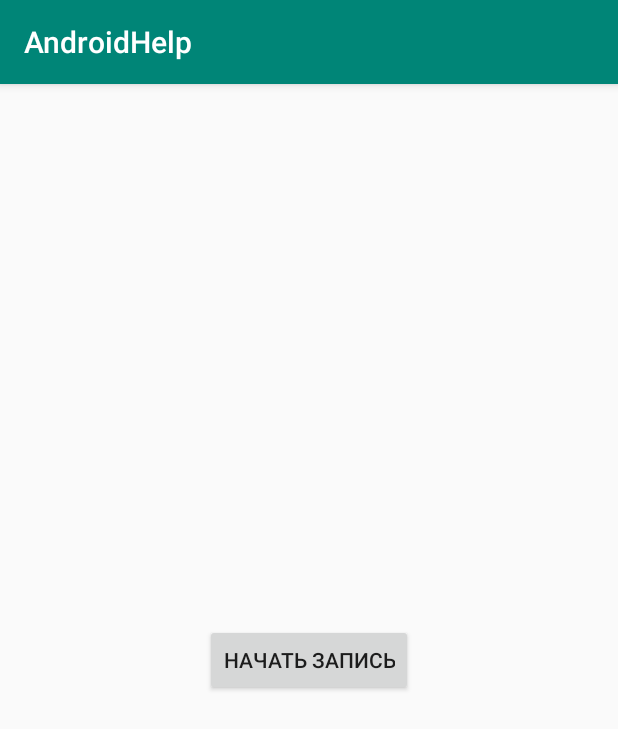
After one commit to CaLLIekDeveloper/AndroidHelp, an Android app: the RecordActivity screen opened directly, with no data from a screen before it, on a phone screen of 412 x 824 dp. The commit adds this screen. Shown: the top 729 px of the screen. Run offline under Robolectric (Android 15) with nearby library versions, the phone set to English and light mode, and no system bars; 3 statements that could not run were skipped.

Commit message:
Добавлена возможность записи экрана

```diff
--- /dev/null
+++ b/app/src/main/java/com/CaLLIek/androidhelp/screanrecorder/RecordActivity.java
@@ -0,0 +1,114 @@
+package com.CaLLIek.androidhelp.screanrecorder;
+
+import androidx.annotation.RequiresApi;
+import androidx.appcompat.app.AppCompatActivity;
+import androidx.core.app.ActivityCompat;
+import androidx.core.content.ContextCompat;
+
+import android.Manifest;
+import android.content.ComponentName;
+import android.content.Intent;
+import android.content.ServiceConnection;
+import android.content.pm.PackageManager;
+import android.media.projection.MediaProjection;
+import android.media.projection.MediaProjectionManager;
+import android.os.Build;
+import android.os.Bundle;
+import android.os.IBinder;
+import android.util.DisplayMetrics;
+import android.view.View;
+import android.widget.Button;
+
+import com.CaLLIek.androidhelp.R;
+
+@RequiresApi(api = Build.VERSION_CODES.LOLLIPOP)
+public class RecordActivity extends AppCompatActivity {
+    private static final int RECORD_REQUEST_CODE  = 101;
+    private static final int STORAGE_REQUEST_CODE = 102;
+    private static final int AUDIO_REQUEST_CODE   = 103;
+
+    private MediaProjectionManager projectionManager;
+    private MediaProjection mediaProjection;
+    private RecordService recordService;
+    private Button startBtn;
+
+    @Override
+    protected void onCreate(Bundle savedInstanceState) {
+        super.onCreate(savedInstanceState);
+        projectionManager = (MediaProjectionManager) getSystemService(MEDIA_PROJECTION_SERVICE);
+        setContentView(R.layout.record_activity_record);
+
+        startBtn = (Button) findViewById(R.id.record_start_record);
+        startBtn.setEnabled(false);
+        startBtn.setOnClickListener(new View.OnClickListener() {
+            @Override
+            public void onClick(View v) {
+                if (recordService.isRunning()) {
+                    recordService.stopRecord();
+                    startBtn.setText("Начать запись");
+                } else {
+                    Intent captureIntent = projectionManager.createScreenCaptureIntent();
+                    startActivityForResult(captureIntent, RECORD_REQUEST_CODE);
+                }
+            }
+        });
+
+        if (ContextCompat.checkSelfPermission(RecordActivity.this, Manifest.permission.WRITE_EXTERNAL_STORAGE)
+                != PackageManager.PERMISSION_GRANTED) {
+            ActivityCompat.requestPermissions(this,
+                    new String[] {Manifest.permission.WRITE_EXTERNAL_STORAGE}, STORAGE_REQUEST_CODE);
+        }
+
+        if (ContextCompat.checkSelfPermission(RecordActivity.this, Manifest.permission.RECORD_AUDIO)
+                != PackageManager.PERMISSION_GRANTED) {
+            ActivityCompat.requestPermissions(this,
+                    new String[] {Manifest.permission.RECORD_AUDIO}, AUDIO_REQUEST_CODE);
+        }
+
+        Intent intent = new Intent(this, RecordService.class);
+        bindService(intent, connection, BIND_AUTO_CREATE);
+    }
+
+    @Override
+    protected void onDestroy() {
+        super.onDestroy();
+        unbindService(connection);
+    }
+
+    @Override
+    protected void onActivityResult(int requestCode, int resultCode, Intent data) {
+        super.onActivityResult(requestCode, resultCode, data);
+        if (requestCode == RECORD_REQUEST_CODE && resultCode == RESULT_OK) {
+            mediaProjection = projectionManager.getMediaProjection(resultCode, data);
+            recordService.setMediaProject(mediaProjection);
+            recordService.startRecord();
+            startBtn.setText("Остановить запись");
+        }
+    }
+
+    @Override
+    public void onRequestPermissionsResult(int requestCode, String[] permissions, int[] grantResults) {
+        super.onRequestPermissionsResult(requestCode, permissions, grantResults);
+        if (requestCode == STORAGE_REQUEST_CODE || requestCode == AUDIO_REQUEST_CODE) {
+            if (grantResults[0] != PackageManager.PERMISSION_GRANTED) {
+                finish();
+            }
+        }
+    }
+
+    private ServiceConnection connection = new ServiceConnection() {
+        @Override
+        public void onServiceConnected(ComponentName className, IBinder service) {
+            DisplayMetrics metrics = new DisplayMetrics();
+            getWindowManager().getDefaultDisplay().getMetrics(metrics);
+            RecordService.RecordBinder binder = (RecordService.RecordBinder) service;
+            recordService = binder.getRecordService();
+            recordService.setConfig(metrics.widthPixels, metrics.heightPixels, metrics.densityDpi);
+            startBtn.setEnabled(true);
+            startBtn.setText(recordService.isRunning() ? "Остановить запись" : "Начать запись");
+        }
+
+        @Override
+        public void onServiceDisconnected(ComponentName arg0) {}
+    };
+}
--- a/app/src/main/res/layout/activity_main.xml
+++ b/app/src/main/res/layout/activity_main.xml
@@ -38,6 +38,12 @@
                 android:layout_width="match_parent"
                 android:layout_height="wrap_content"
                 android:text="WIFI scanner" />
+
+            <Button
+                android:id="@+id/btn5"
+                android:layout_width="match_parent"
+                android:layout_height="wrap_content"
+                android:text="Запись экрана" />
         </LinearLayout>
     </ScrollView>
 
--- /dev/null
+++ b/app/src/main/res/layout/record_activity_record.xml
@@ -0,0 +1,15 @@
+<?xml version="1.0" encoding="utf-8"?>
+<RelativeLayout xmlns:android="http://schemas.android.com/apk/res/android"
+    xmlns:app="http://schemas.android.com/apk/res-auto"
+    xmlns:tools="http://schemas.android.com/tools"
+    android:layout_width="match_parent"
+    android:layout_height="match_parent"
+    tools:context=".screanrecorder.RecordActivity">
+
+    <Button
+        android:id="@+id/record_start_record"
+        android:layout_width="wrap_content"
+        android:layout_height="wrap_content"
+        android:layout_centerInParent="true"
+        android:text="Начать запись" />
+</RelativeLayout>
```
Also changed, not shown: app/src/main/AndroidManifest.xml (+11 -6 lines), app/src/main/java/com/CaLLIek/androidhelp/MainActivity.java (+10 -0 lines), app/src/main/java/com/CaLLIek/androidhelp/screanrecorder/RecordApplication.java (added, +37 -0 lines), app/src/main/java/com/CaLLIek/androidhelp/screanrecorder/RecordService.java (added, +153 -0 lines).
